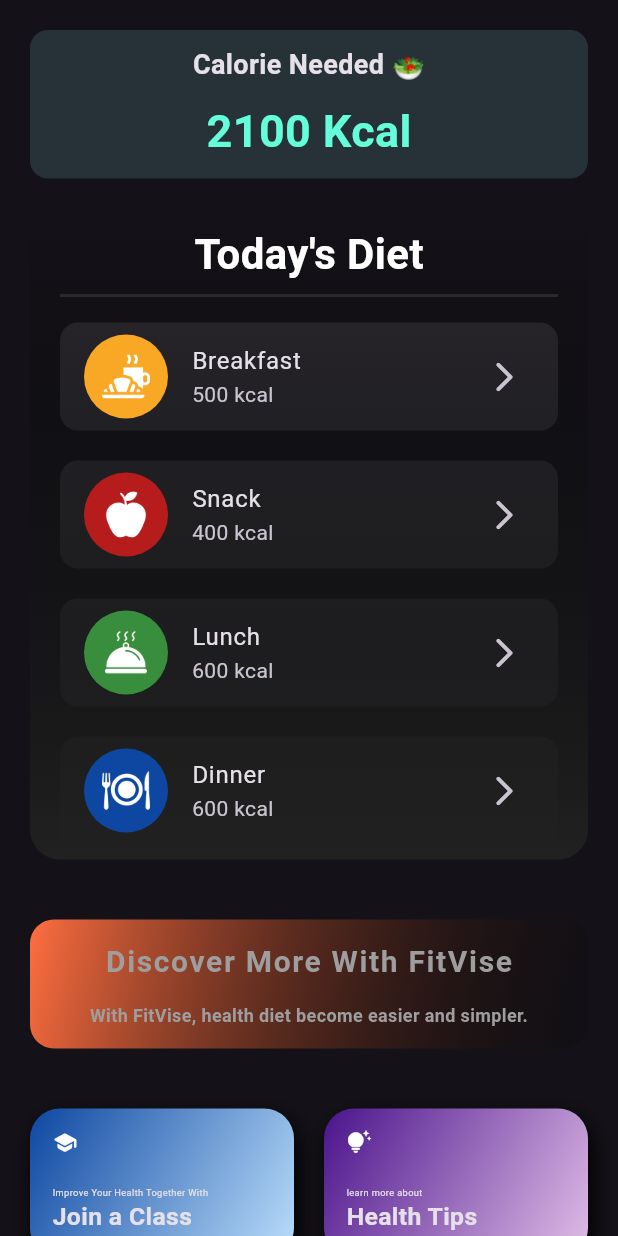
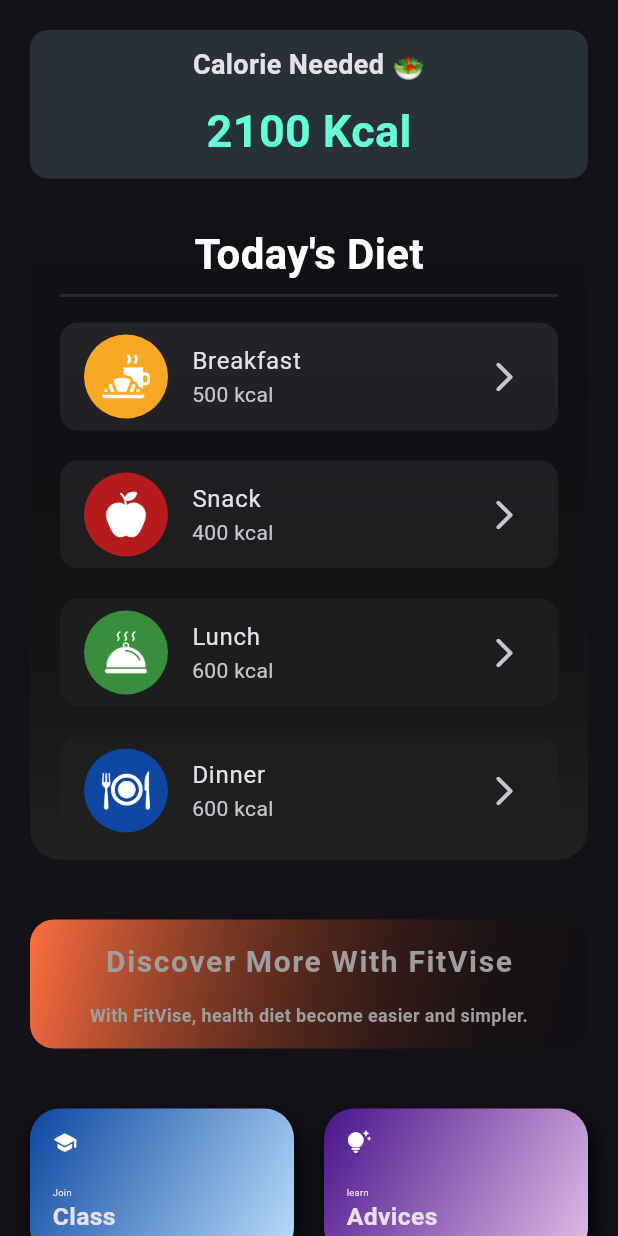
Before and after one commit to MerahRed/fitvise, a Flutter app: the Healthpage screen opened directly, on a phone screen of 412 x 824 dp. Run offline on Flutter 3.47's test engine with Material 3 defaults, Android fonts, the phone set to English and light mode, and no system bars; our stand-ins replace audioplayers, flutter_tts, open_filex, pdf, supabase_flutter; missing offline and left inert: flutter_timer_countdown; accounts and stored records are empty.

Commit message:
shorten text

```diff
--- a/lib/Pages/fitness.dart
+++ b/lib/Pages/fitness.dart
@@ -140,7 +140,7 @@ class _FitpageState extends State<Fitpage> {
                                         size: screenWidth * 0.04),
                                     const SizedBox(height: 10),
                                     Text(
-                                      "Measure your Health via",
+                                      "Measure",
                                       style: TextStyle(
                                           fontSize: screenWidth * 0.02),
                                       overflow: TextOverflow.ellipsis,
@@ -210,13 +210,13 @@ class _FitpageState extends State<Fitpage> {
                                         size: screenWidth * 0.04),
                                     const SizedBox(height: 10),
                                     Text(
-                                      "Check your BMI with",
+                                      "Calculate",
                                       style: TextStyle(
                                           fontSize: screenWidth * 0.02),
                                       overflow: TextOverflow.ellipsis,
                                     ),
                                     Text(
-                                      "BMI Calculator",
+                                      "BMI",
                                       style: TextStyle(
                                         fontWeight: FontWeight.bold,
                                         fontSize: screenWidth * 0.03,
--- a/lib/Pages/health.dart
+++ b/lib/Pages/health.dart
@@ -176,12 +176,12 @@ class Healthpage extends StatelessWidget {
                                   height: 20,
                                 ),
                                 Text(
-                                  "Improve Your Health Together With",
+                                  "Join",
                                   style:
                                       TextStyle(fontSize: screenWidth * 0.015),
                                 ),
                                 Text(
-                                  "Join a Class",
+                                  "Class",
                                   style: TextStyle(
                                       fontWeight: FontWeight.bold,
                                       fontSize: screenWidth * 0.04),
@@ -238,12 +238,12 @@ class Healthpage extends StatelessWidget {
                                   height: 20,
                                 ),
                                 Text(
-                                  "learn more about",
+                                  "learn",
                                   style:
                                       TextStyle(fontSize: screenWidth * 0.015),
                                 ),
                                 Text(
-                                  "Health Tips",
+                                  "Advices",
                                   style: TextStyle(
                                       fontWeight: FontWeight.bold,
                                       fontSize: screenWidth * 0.04),
--- a/lib/Pages/tips_page.dart
+++ b/lib/Pages/tips_page.dart
@@ -8,7 +8,7 @@ class TipsPage extends StatelessWidget {
   Widget build(BuildContext context) {
     return Scaffold(
       appBar: AppBar(
-        title: Text('Health Tips'),
+        title: Text('Health Advices'),
       ),
       body: GridView(
         gridDelegate: const SliverGridDelegateWithFixedCrossAxisCount(
```
Also changed, not shown: 2 other files.
